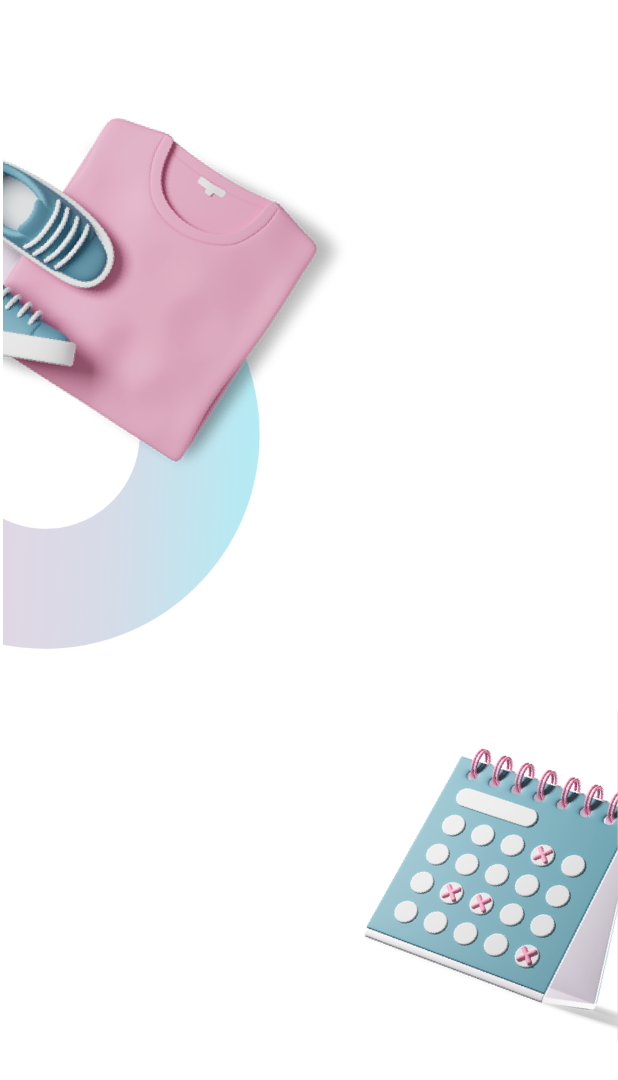
After one commit to KHyeonWoo/CIOD, an Android app built with Jetpack Compose: the composable BackgroundScreen shown on its own in the app's theme, on a phone screen of 412 x 824 dp. The commit adds this screen. Shown: the top 1080 px of the screen. Run offline under Robolectric (Android 15) with nearby library versions, the phone set to English and light mode, and no system bars; libraries missing offline, so code that uses them is left out: com.google.android.gms.

Commit message:
코드 리펙토링

```diff
--- /dev/null
+++ b/app/src/main/java/com/khw/ciod/BackgroundScreen.kt
@@ -0,0 +1,42 @@
+package com.khw.ciod
+
+import androidx.compose.foundation.Image
+import androidx.compose.foundation.background
+import androidx.compose.foundation.layout.Box
+import androidx.compose.foundation.layout.fillMaxSize
+import androidx.compose.foundation.layout.padding
+import androidx.compose.foundation.layout.size
+import androidx.compose.runtime.Composable
+import androidx.compose.ui.Alignment
+import androidx.compose.ui.Modifier
+import androidx.compose.ui.graphics.Color
+import androidx.compose.ui.res.painterResource
+import androidx.compose.ui.unit.dp
+
+@Composable
+fun BackgroundScreen() {
+    Box(
+        modifier = Modifier
+            .fillMaxSize()
+            .background(color = Color.White)
+    ) {
+        Image(
+            painter = painterResource(id = R.drawable.mainactivitybackgroundicon),
+            contentDescription = "",
+            modifier = Modifier
+                .align(Alignment.TopStart)
+                .padding(top = 56.dp)
+                .size(240.dp, 400.dp)
+        )
+
+        Image(
+            painter = painterResource(id = R.drawable.mainactivitybackgroundicon2),
+            contentDescription = "",
+            modifier = Modifier
+                .align(Alignment.BottomEnd)
+                .padding(bottom = 120.dp)
+                .size(176.dp, 240.dp)
+        )
+    }
+
+}
```
Also changed, not shown: app/src/main/java/com/khw/ciod/LoginActivity.kt (+24 -26 lines), app/src/main/java/com/khw/ciod/SignUpActivity.kt (+11 -24 lines).
